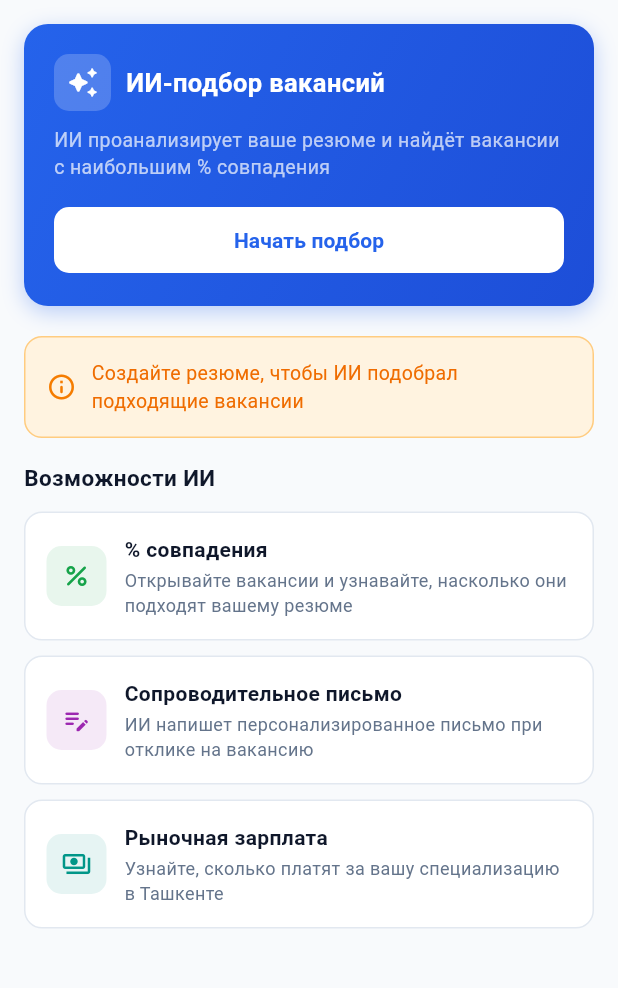
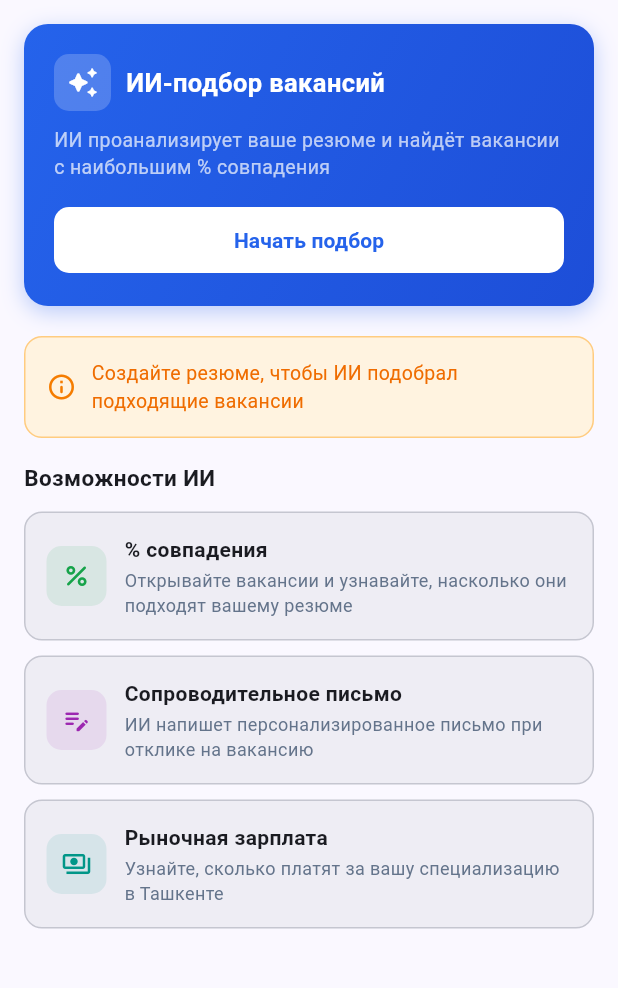
Before and after one commit to Dioniskas/ai-job-search-mobile, a Flutter app: the SeekerHomeScreen screen opened directly, on a phone screen of 412 x 824 dp, the part 84-1072 px from its top. Run offline on Flutter 3.47's test engine with Material 3 defaults, Android fonts, the phone set to English and light mode, and no system bars; our stand-ins replace cached_network_image, file_picker, firebase_core, firebase_messaging, flutter_local_notifications, flutter_map and 8 more; missing offline and left inert: flutter_sound; accounts and stored records are empty.

Commit message:
feat(задача3): глобальная тёмная тема — убраны хардкодные цвета в home/search

```diff
--- a/client/lib/screens/seeker/home_screen.dart
+++ b/client/lib/screens/seeker/home_screen.dart
@@ -7,7 +7,6 @@ import 'vacancy_detail_screen.dart';
 
 const _blue  = Color(0xFF2563EB);
 const _slate = Color(0xFF64748B);
-const _bg    = Color(0xFFF8FAFC);
 
 class SeekerHomeScreen extends StatefulWidget {
   const SeekerHomeScreen({super.key});
@@ -55,7 +54,7 @@ class _SeekerHomeScreenState extends State<SeekerHomeScreen> {
     showModalBottomSheet(
       context: context,
       isScrollControlled: true,
-      backgroundColor: Colors.white,
+      backgroundColor: Theme.of(context).colorScheme.surface,
       shape: const RoundedRectangleBorder(
         borderRadius: BorderRadius.vertical(top: Radius.circular(20)),
       ),
@@ -103,7 +102,7 @@ class _SeekerHomeScreenState extends State<SeekerHomeScreen> {
   void _showResumePicker() {
     showModalBottomSheet(
       context: context,
-      backgroundColor: Colors.white,
+      backgroundColor: Theme.of(context).colorScheme.surface,
       shape: const RoundedRectangleBorder(
         borderRadius: BorderRadius.vertical(top: Radius.circular(20)),
       ),
@@ -146,15 +145,16 @@ class _SeekerHomeScreenState extends State<SeekerHomeScreen> {
 
   @override
   Widget build(BuildContext context) {
+    final cs = Theme.of(context).colorScheme;
     final history = VacancyHistory.items;
 
     return Scaffold(
-      backgroundColor: _bg,
+      backgroundColor: cs.surface,
       appBar: AppBar(
         title: const Text('Главная',
             style: TextStyle(fontWeight: FontWeight.bold)),
-        backgroundColor: Colors.white,
-        foregroundColor: const Color(0xFF0F172A),
+        backgroundColor: cs.surface,
+        foregroundColor: cs.onSurface,
         elevation: 0,
         actions: [
           Stack(
@@ -295,11 +295,11 @@ class _SeekerHomeScreenState extends State<SeekerHomeScreen> {
 
             // ── История просмотров ───────────────────────────────────────────
             if (history.isNotEmpty) ...[
-              const Text('Недавно просмотренные',
+              Text('Недавно просмотренные',
                   style: TextStyle(
                       fontSize: 15,
                       fontWeight: FontWeight.bold,
-                      color: Color(0xFF0F172A))),
+                      color: cs.onSurface)),
               const SizedBox(height: 10),
               SizedBox(
                 height: 80,
@@ -321,10 +321,9 @@ class _SeekerHomeScreenState extends State<SeekerHomeScreen> {
                         margin: const EdgeInsets.only(right: 10),
                         padding: const EdgeInsets.all(10),
                         decoration: BoxDecoration(
-                          color: Colors.white,
+                          color: cs.surfaceContainer,
                           borderRadius: BorderRadius.circular(12),
-                          border: Border.all(
-                              color: const Color(0xFFE2E8F0)),
+                          border: Border.all(color: cs.outlineVariant),
                         ),
                         child: Column(
                           crossAxisAlignment: CrossAxisAlignment.start,
@@ -332,10 +331,10 @@ class _SeekerHomeScreenState extends State<SeekerHomeScreen> {
                           children: [
                             Text(
                               v['title']!,
-                              style: const TextStyle(
+                              style: TextStyle(
                                   fontWeight: FontWeight.w600,
                                   fontSize: 13,
-                                  color: Color(0xFF0F172A)),
+                                  color: cs.onSurface),
                               maxLines: 2,
                               overflow: TextOverflow.ellipsis,
                             ),
@@ -359,13 +358,13 @@ class _SeekerHomeScreenState extends State<SeekerHomeScreen> {
             ],
 
             // ── Возможности ──────────────────────────────────────────────────
-            const Text('Возможности ИИ',
+            Text('Возможности ИИ',
                 style: TextStyle(
                     fontSize: 15,
                     fontWeight: FontWeight.bold,
-                    color: Color(0xFF0F172A))),
+                    color: cs.onSurface)),
             const SizedBox(height: 12),
-            _featureCard(
+            _featureCard(context,
               icon: Icons.percent_rounded,
               title: '% совпадения',
               subtitle:
@@ -373,7 +372,7 @@ class _SeekerHomeScreenState extends State<SeekerHomeScreen> {
               color: const Color(0xFF16A34A),
             ),
             const SizedBox(height: 10),
-            _featureCard(
+            _featureCard(context,
               icon: Icons.edit_note_rounded,
               title: 'Сопроводительное письмо',
               subtitle:
@@ -381,7 +380,7 @@ class _SeekerHomeScreenState extends State<SeekerHomeScreen> {
               color: Colors.purple,
             ),
             const SizedBox(height: 10),
-            _featureCard(
+            _featureCard(context,
               icon: Icons.payments_outlined,
               title: 'Рыночная зарплата',
               subtitle:
@@ -394,18 +393,19 @@ class _SeekerHomeScreenState extends State<SeekerHomeScreen> {
     );
   }
 
-  Widget _featureCard({
+  Widget _featureCard(BuildContext context, {
     required IconData icon,
     required String title,
     required String subtitle,
     required Color color,
-  }) =>
-      Container(
+  }) {
+    final cs = Theme.of(context).colorScheme;
+    return Container(
       padding: const EdgeInsets.all(14),
       decoration: BoxDecoration(
-          color: Colors.white,
+        color: cs.surfaceContainer,
         borderRadius: BorderRadius.circular(12),
-          border: Border.all(color: const Color(0xFFE2E8F0)),
+        border: Border.all(color: cs.outlineVariant),
       ),
       child: Row(children: [
         Container(
@@ -422,10 +422,10 @@ class _SeekerHomeScreenState extends State<SeekerHomeScreen> {
               crossAxisAlignment: CrossAxisAlignment.start,
               children: [
             Text(title,
-                  style: const TextStyle(
+                style: TextStyle(
                     fontWeight: FontWeight.w600,
                     fontSize: 14,
-                      color: Color(0xFF0F172A))),
+                    color: cs.onSurface)),
             const SizedBox(height: 2),
             Text(subtitle,
                 style: const TextStyle(
@@ -434,6 +434,7 @@ class _SeekerHomeScreenState extends State<SeekerHomeScreen> {
         ),
       ]),
     );
+  }
 }
 
 // ── Notifications Bottom Sheet ─────────────────────────────────────────────────
```
Also changed, not shown: client/lib/screens/seeker/search_screen.dart (+21 -14 lines). Lines whose indentation alone changed are shown as unchanged.
